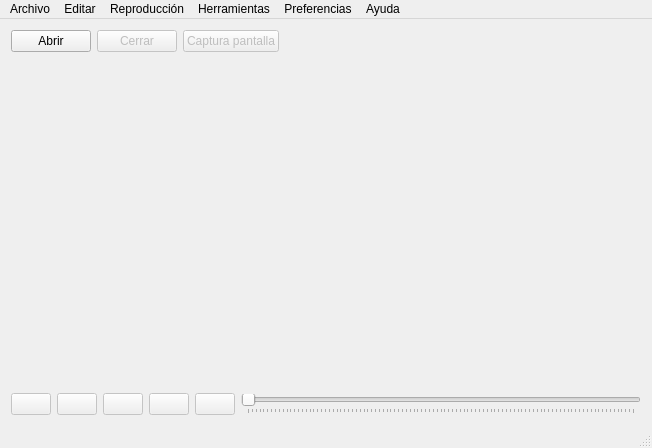
First picture: the form in movieplayer.ui, repository Madh93/Qt5-MoviePlayer, before the edit.
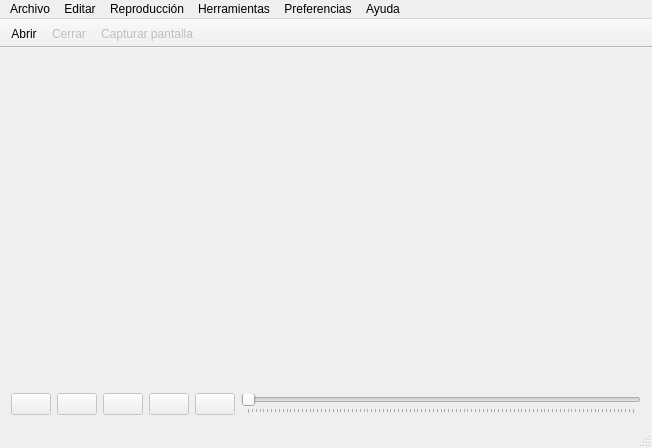
Second picture: the form after the edit. Custom widgets are drawn as their Qt base class.

Commit message: añadir barra superior a un toolbar

```diff
--- a/movieplayer.ui
+++ b/movieplayer.ui
@@ -20,74 +20,6 @@
       <property name="spacing">
        <number>6</number>
       </property>
-      <item>
-       <layout class="QHBoxLayout" name="horizontalLayoutSuperior">
-        <property name="sizeConstraint">
-         <enum>QLayout::SetMinimumSize</enum>
-        </property>
-        <item>
-         <widget class="QPushButton" name="buttonAbrir">
-          <property name="sizePolicy">
-           <sizepolicy hsizetype="Maximum" vsizetype="Maximum">
-            <horstretch>0</horstretch>
-            <verstretch>0</verstretch>
-           </sizepolicy>
-          </property>
-          <property name="layoutDirection">
-           <enum>Qt::LeftToRight</enum>
-          </property>
-          <property name="text">
-           <string>Abrir</string>
-          </property>
-         </widget>
-        </item>
-        <item>
-         <widget class="QPushButton" name="buttonCerrar">
-          <property name="enabled">
-           <bool>false</bool>
-          </property>
-          <property name="sizePolicy">
-           <sizepolicy hsizetype="Maximum" vsizetype="Fixed">
-            <horstretch>0</horstretch>
-            <verstretch>0</verstretch>
-           </sizepolicy>
-          </property>
-          <property name="text">
-           <string>Cerrar</string>
-          </property>
-         </widget>
-        </item>
-        <item>
-         <widget class="QPushButton" name="buttonCapturarPantalla">
-          <property name="enabled">
-           <bool>false</bool>
-          </property>
-          <property name="sizePolicy">
-           <sizepolicy hsizetype="Maximum" vsizetype="Fixed">
-            <horstretch>0</horstretch>
-            <verstretch>0</verstretch>
-           </sizepolicy>
-          </property>
-          <property name="text">
-           <string>Captura pantalla</string>
-          </property>
-         </widget>
-        </item>
-        <item>
-         <widget class="QLabel" name="espacio">
-          <property name="sizePolicy">
-           <sizepolicy hsizetype="Preferred" vsizetype="Maximum">
-            <horstretch>0</horstretch>
-            <verstretch>0</verstretch>
-           </sizepolicy>
-          </property>
-          <property name="text">
-           <string/>
-          </property>
-         </widget>
-        </item>
-       </layout>
-      </item>
       <item>
        <widget class="QLabel" name="labelMovie">
         <property name="sizePolicy">
@@ -327,6 +259,23 @@
    <addaction name="menuAyuda"/>
   </widget>
   <widget class="QStatusBar" name="statusBar"/>
+  <widget class="QToolBar" name="toolBarSuperior">
+   <property name="windowTitle">
+    <string>toolBar</string>
+   </property>
+   <property name="movable">
+    <bool>false</bool>
+   </property>
+   <attribute name="toolBarArea">
+    <enum>TopToolBarArea</enum>
+   </attribute>
+   <attribute name="toolBarBreak">
+    <bool>false</bool>
+   </attribute>
+   <addaction name="actionAbrir"/>
+   <addaction name="actionCerrar"/>
+   <addaction name="actionCapturarPantalla"/>
+  </widget>
   <action name="actionAbrir">
    <property name="text">
     <string>Abrir</string>
```
The commit also changes 1 other file.
